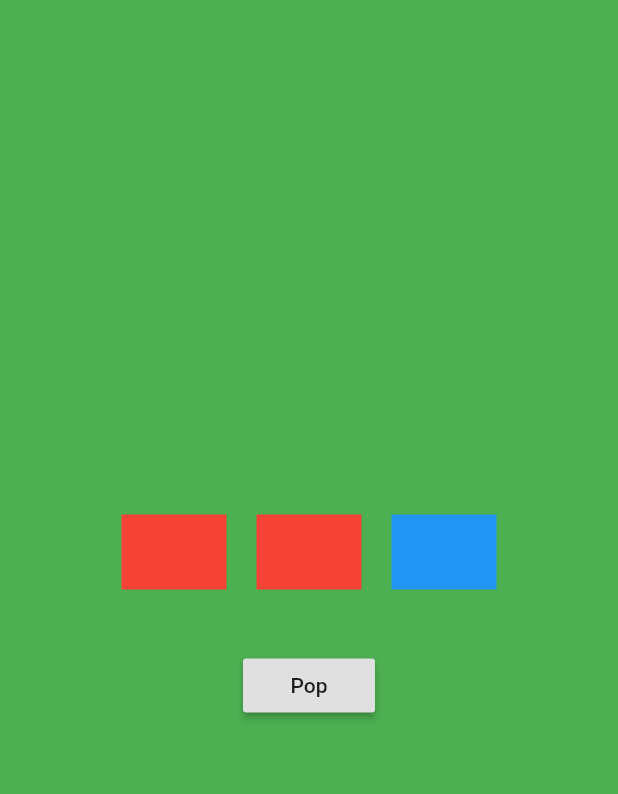
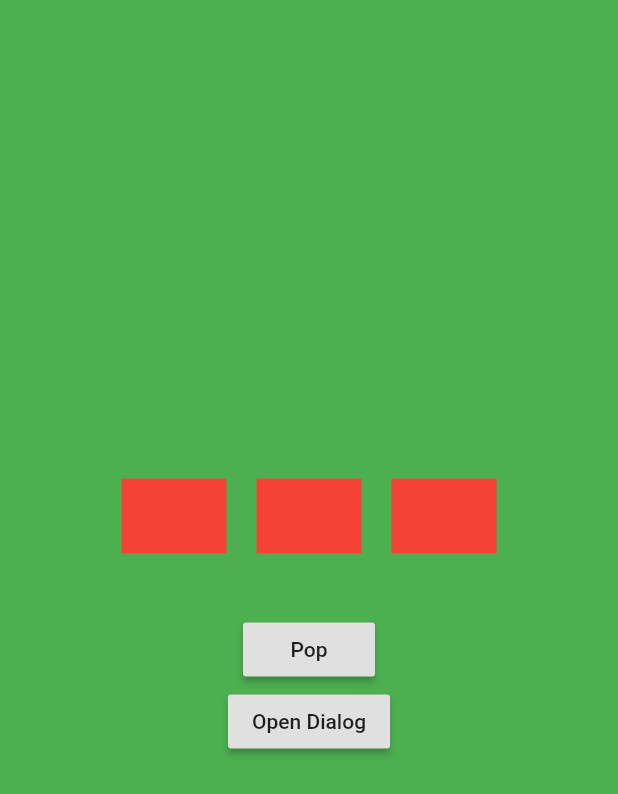
Before and after one commit to marcglasberg/back_button_interceptor, a Flutter app: the NewScreen screen opened directly, after a tap on "Pop", on a phone screen of 412 x 824 dp. Shown: the top 794 px of the screen. Run offline on Flutter 3.47's test engine with Material 2 defaults, Android fonts, the phone set to English and light mode, and no system bars.

```diff
--- a/example/lib/main.dart
+++ b/example/lib/main.dart
@@ -22,7 +22,7 @@ class DemoState extends State<Demo> {
     super.dispose();
   }
 
-  bool myInterceptor(bool stopDefaultButtonEvent) {
+  bool myInterceptor(bool stopDefaultButtonEvent, RouteInfo info) {
     print("BACK BUTTON!"); // Do some stuff.
     return true;
   }
--- a/example/lib/main_complex_example.dart
+++ b/example/lib/main_complex_example.dart
@@ -83,8 +83,22 @@ class NewScreen extends StatelessWidget {
               onPressed: BackButtonInterceptor.popRoute,
               child: Text('Pop'),
             ),
+            RaisedButton(
+              onPressed: () => _openDialog(context),
+              child: Text('Open Dialog'),
+            ),
           ],
         ),
+      ),
+    );
+  }
+
+  void _openDialog(BuildContext context) {
+    showDialog(
+      context: context,
+      child: new AlertDialog(
+        title: new Text("My Dialog"),
+        content: new Text("Click outside to close it, or use the back-button."),
       ),
     );
   }
@@ -113,7 +127,7 @@ class _ContainerWithInterceptorState extends State<ContainerWithInterceptor> {
   void initState() {
     super.initState();
     ifPop = false;
-    BackButtonInterceptor.add(myInterceptor, name: widget.name);
+    BackButtonInterceptor.add(myInterceptor, name: widget.name, context: context);
   }
 
   @override
@@ -131,8 +145,11 @@ class _ContainerWithInterceptorState extends State<ContainerWithInterceptor> {
     );
   }
 
-  bool myInterceptor(bool stopDefaultButtonEvent) {
+  bool myInterceptor(bool stopDefaultButtonEvent, RouteInfo info) {
     if (stopDefaultButtonEvent) return false;
+
+    // If a dialog (or any other route) is open, don't run the interceptor.
+    if (info.ifRouteChanged(context)) return false;
 
     if (ifPop)
       return false;
--- a/lib/src/back_button_interceptor.dart
+++ b/lib/src/back_button_interceptor.dart
@@ -17,8 +17,10 @@ abstract class BackButtonInterceptor implements WidgetsBinding {
   static final List<_FunctionWithZIndex> _interceptors = [];
   static final InterceptorResults results = InterceptorResults();
 
-  static Function(dynamic) errorProcessing =
-      (error) => print("The BackButtonInterceptor threw an ERROR: $error.");
+  static Function(dynamic) errorProcessing = (error) {
+    print("The BackButtonInterceptor threw an ERROR: $error.");
+    Future.delayed(Duration(), () => throw error);
+  };
 
   static Function handlePopRouteFunction = WidgetsBinding.instance.handlePopRoute;
 
@@ -41,9 +43,17 @@ abstract class BackButtonInterceptor implements WidgetsBinding {
     bool ifNotYetIntercepted = false,
     int zIndex,
     String name,
+    BuildContext context,
   }) {
     _interceptors.insert(
-        0, _FunctionWithZIndex(interceptorFunction, ifNotYetIntercepted, zIndex, name));
+        0,
+        _FunctionWithZIndex(
+          interceptorFunction,
+          ifNotYetIntercepted,
+          zIndex,
+          name,
+          context == null ? null : getCurrentNavigatorRouteName(context),
+        ));
     stableSort(_interceptors);
     SystemChannels.navigation.setMethodCallHandler(_handleNavigationInvocation);
   }
@@ -100,9 +110,9 @@ abstract class BackButtonInterceptor implements WidgetsBinding {
   /// Each function gets a boolean that indicates the current combined result
   /// from the previous functions.
   ///
-  /// Note: If the interceptor throws an error, a message will be printed to the console,
-  /// but the error will not be thrown. You can change the treatment of errors by changing the
-  /// static errorProcessing field.
+  /// Note: If the interceptor throws an error, a message will be printed to the
+  /// console, and a placeholder error will not be thrown. You can change the
+  /// treatment of errors by changing the static errorProcessing field.
   static Future popRoute() {
     bool stopDefaultButtonEvent = false;
 
@@ -117,7 +127,10 @@ abstract class BackButtonInterceptor implements WidgetsBinding {
         var interceptor = interceptors[i];
 
         if (!interceptor.ifNotYetIntercepted || !stopDefaultButtonEvent) {
-          result = interceptor.interceptionFunction(stopDefaultButtonEvent);
+          result = interceptor.interceptionFunction(
+            stopDefaultButtonEvent,
+            RouteInfo(routeWhenAdded: interceptor.routeWhenAdded),
+          );
 
           results.results.add(InterceptorResult(interceptor.name, result));
         }
@@ -136,9 +149,7 @@ abstract class BackButtonInterceptor implements WidgetsBinding {
     }
   }
 
-  static Future<void> _pushRoute(dynamic arguments) {
-    return handlePushRouteFunction(arguments);
-  }
+  static Future<void> _pushRoute(dynamic arguments) => handlePushRouteFunction(arguments);
 
   /// Describes all interceptors, with their names and z-indexes.
   /// This may help you debug your interceptors, by printing them
@@ -147,7 +158,30 @@ abstract class BackButtonInterceptor implements WidgetsBinding {
   static String describe() => _interceptors.join("\n");
 }
 
-typedef InterceptorFunction = bool Function(bool stopDefaultButtonEvent);
+typedef InterceptorFunction = bool Function(bool stopDefaultButtonEvent, RouteInfo routeInfo);
+
+class RouteInfo {
+  /// The current route when the interceptor was added
+  /// through the BackButtonInterceptor.add() method.
+  final String routeWhenAdded;
+
+  RouteInfo({
+    this.routeWhenAdded,
+  });
+
+  currentRoute(BuildContext context) => BackButtonInterceptor.getCurrentNavigatorRouteName(context);
+
+  /// This method can only be called if the context parameter was
+  /// passed to the BackButtonInterceptor.add() method.
+  bool ifRouteChanged(BuildContext context) {
+    if (routeWhenAdded == null)
+      throw AssertionError("The ifRouteChanged() method "
+          "can only be called if the context parameter was "
+          "passed to the BackButtonInterceptor.add() method.");
+
+    return currentRoute(context) != routeWhenAdded;
+  }
+}
 
 class InterceptorResult {
   String name;
@@ -176,12 +210,14 @@ class _FunctionWithZIndex implements Comparable<_FunctionWithZIndex> {
   final bool ifNotYetIntercepted;
   final int zIndex;
   final String name;
+  final String routeWhenAdded;
 
   _FunctionWithZIndex(
     this.interceptionFunction,
     this.ifNotYetIntercepted,
     this.zIndex,
     this.name,
+    this.routeWhenAdded,
   );
 
   @override
--- a/pubspec.yaml
+++ b/pubspec.yaml
@@ -1,6 +1,6 @@
 name: back_button_interceptor
 description: Back Button Interceptor. May be used to do stuff when the Android back-button is tapped, as an alternative to `WillPopScope`.
-version: 4.2.4
+version: 4.3.0
 author: Marcelo Glasberg <marcglasberg@gmail.com>
 homepage: https://github.com/marcglasberg/back_button_interceptor
 
```
Also changed, not shown: 4 other files.
